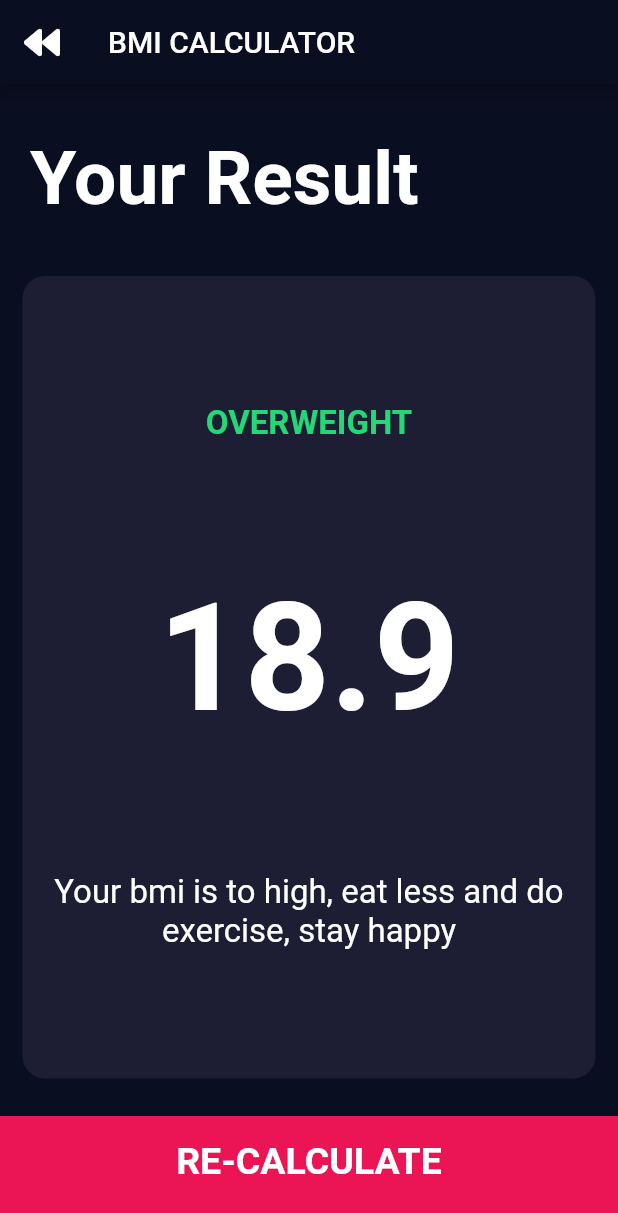
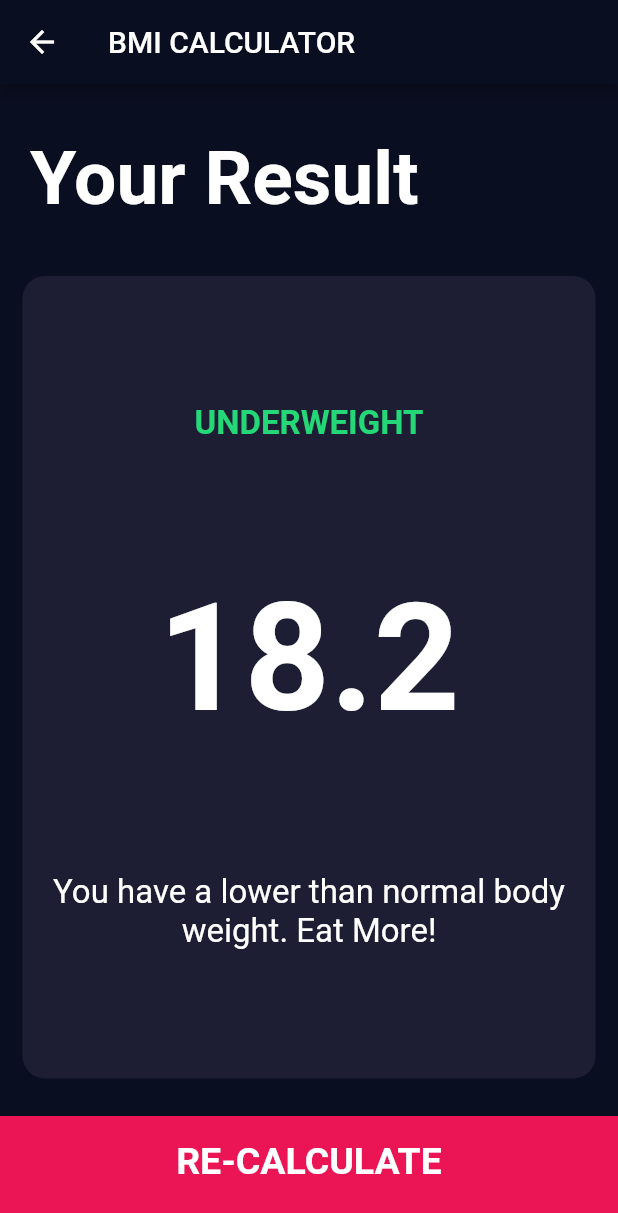
Before and after one commit to imrishuroy/BMI-Calculator-Flutter, a Flutter app: the screen it shows after launch, after a tap on "CALCULATE", on a phone screen of 412 x 824 dp. Shown: the top 1213 px of the screen. Run offline on Flutter 3.47's test engine with Material 2 defaults, Android fonts, the phone set to English and light mode, and no system bars; our stand-ins replace font_awesome_flutter.

Commit message:
Add Calculation For BMI And App Completed

```diff
--- /dev/null
+++ b/lib/calculator_brain.dart
@@ -0,0 +1,39 @@
+import 'dart:math';
+
+class CalculatorBrain {
+  CalculatorBrain({
+    this.height,
+    this.weight,
+  });
+
+  double _bmi;
+
+  final int height;
+  final int weight;
+
+  String bmiCalculator() {
+    _bmi = weight / pow(height / 100, 2);
+
+    return _bmi.toStringAsFixed(1);
+  }
+
+  String getResult() {
+    if (_bmi >= 25) {
+      return 'Overweight';
+    } else if (_bmi > 18.5) {
+      return 'Normal';
+    } else {
+      return 'Underweight';
+    }
+  }
+
+  String getInterpretation() {
+    if (_bmi >= 25) {
+      return 'You have a higher than normal body weight. Exercise More! ';
+    } else if (_bmi > 18.5) {
+      return 'You have a normal body weight. Good Job!';
+    } else {
+      return 'You have a lower than normal body weight. Eat More!';
+    }
+  }
+}
--- a/lib/input_page.dart
+++ b/lib/input_page.dart
@@ -5,6 +5,7 @@ import 'reuseable_card.dart';
 import 'constants.dart';
 import 'bottom_button.dart';
 import 'round_icon_button.dart';
+import 'calculator_brain.dart';
 
 enum Gender {
   male,
@@ -270,10 +271,16 @@ class _InputPageState extends State<InputPage> {
           BottomButton(
             labelText: 'CALCULATE',
             onTap: () {
+              CalculatorBrain calc =
+                  CalculatorBrain(height: height, weight: weight);
               Navigator.push(
                 context,
                 MaterialPageRoute(
-                  builder: (ctx) => Result(),
+                  builder: (ctx) => Result(
+                    bmiResult: calc.bmiCalculator(),
+                    resultText: calc.getResult(),
+                    interpretation: calc.getInterpretation(),
+                  ),
                 ),
               );
             },
--- a/lib/result.dart
+++ b/lib/result.dart
@@ -5,11 +5,19 @@ import 'package:font_awesome_flutter/font_awesome_flutter.dart';
 import 'bottom_button.dart';
 
 class Result extends StatelessWidget {
+  final String bmiResult;
+  final String resultText;
+  final String interpretation;
+
+  Result(
+      {@required this.bmiResult,
+      @required this.interpretation,
+      @required this.resultText});
+
   @override
   Widget build(BuildContext context) {
     return Scaffold(
       appBar: AppBar(
-        leading: Icon(FontAwesomeIcons.backward),
         title: Text('BMI CALCULATOR'),
       ),
       body: Column(
@@ -28,39 +36,6 @@ class Result extends StatelessWidget {
           ),
           Expanded(
             flex: 5,
-            // child: Container(
-            //   margin: EdgeInsets.all(20),
-            //   // padding: EdgeInsets.all(12),
-            //   color: Color(0xFF1D1E33),
-            //   child: Column(
-            //     mainAxisAlignment: MainAxisAlignment.spaceAround,
-            //     children: [
-            //       // Expanded(child: null),
-            //       Text(
-            //         'OVERWEIGHT',
-            //         style: TextStyle(
-            //           fontSize: 22,
-            //           color: Colors.greenAccent,
-            //           fontWeight: FontWeight.bold,
-            //         ),
-            //       ),
-            //       Text(
-            //         '30.9',
-            //         style: TextStyle(
-            //           fontWeight: FontWeight.w900,
-            //           fontSize: 80,
-            //         ),
-            //       ),
-            //       Text(
-            //         'You are very fat have to work on your fittness and go to gym',
-            //         style: TextStyle(
-            //           fontSize: 22,
-            //         ),
-            //         textAlign: TextAlign.center,
-            //       )
-            //     ],
-            //   ),
-            // ),
             child: ReuseableCard(
               colour: kActiveCardColor,
               cardChild: Column(
@@ -68,15 +43,15 @@ class Result extends StatelessWidget {
                 crossAxisAlignment: CrossAxisAlignment.center,
                 children: [
                   Text(
-                    'OVERWEIGHT',
+                    resultText.toUpperCase(),
                     style: kResultTextStyle,
                   ),
                   Text(
-                    '18.9',
+                    bmiResult,
                     style: kBMITextStyle,
                   ),
                   Text(
-                    'Your bmi is to high, eat less and do exercise, stay happy',
+                    interpretation,
                     style: kBodyTextStyle,
                     textAlign: TextAlign.center,
                   ),
```
